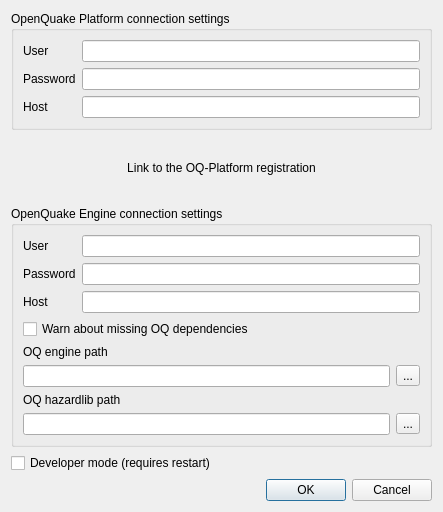
First picture: the form in svir/ui/ui_settings.ui, repository gem/oq-irmt-qgis, before the edit.
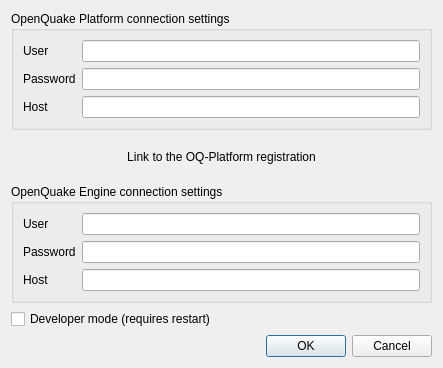
Second picture: the form after the edit.

Commit message: Remove all dependencies from the openquake libraries

Patch:
```diff
--- a/svir/ui/ui_settings.ui
+++ b/svir/ui/ui_settings.ui
@@ -7,7 +7,7 @@
     <x>0</x>
     <y>0</y>
     <width>443</width>
-    <height>512</height>
+    <height>368</height>
    </rect>
   </property>
   <property name="windowTitle">
@@ -129,55 +129,6 @@
         </item>
        </layout>
       </item>
-      <item>
-       <widget class="QCheckBox" name="warnOQDepsCheck">
-        <property name="text">
-         <string>Warn about missing OQ dependencies</string>
-        </property>
-       </widget>
-      </item>
-      <item>
-       <widget class="QLabel" name="label_4">
-        <property name="text">
-         <string>OQ engine path</string>
-        </property>
-       </widget>
-      </item>
-      <item>
-       <layout class="QHBoxLayout" name="horizontalLayout">
-        <item>
-         <widget class="QLineEdit" name="oq_engine_path_edit"/>
-        </item>
-        <item>
-         <widget class="QToolButton" name="oq_engine_path_btn">
-          <property name="text">
-           <string>...</string>
-          </property>
-         </widget>
-        </item>
-       </layout>
-      </item>
-      <item>
-       <widget class="QLabel" name="label_5">
-        <property name="text">
-         <string>OQ hazardlib path</string>
-        </property>
-       </widget>
-      </item>
-      <item>
-       <layout class="QHBoxLayout" name="horizontalLayout_2">
-        <item>
-         <widget class="QLineEdit" name="oq_hazardlib_path_edit"/>
-        </item>
-        <item>
-         <widget class="QToolButton" name="oq_hazardlib_path_btn">
-          <property name="text">
-           <string>...</string>
-          </property>
-         </widget>
-        </item>
-       </layout>
-      </item>
      </layout>
     </widget>
    </item>
```
The commit also changes 5 other files.
